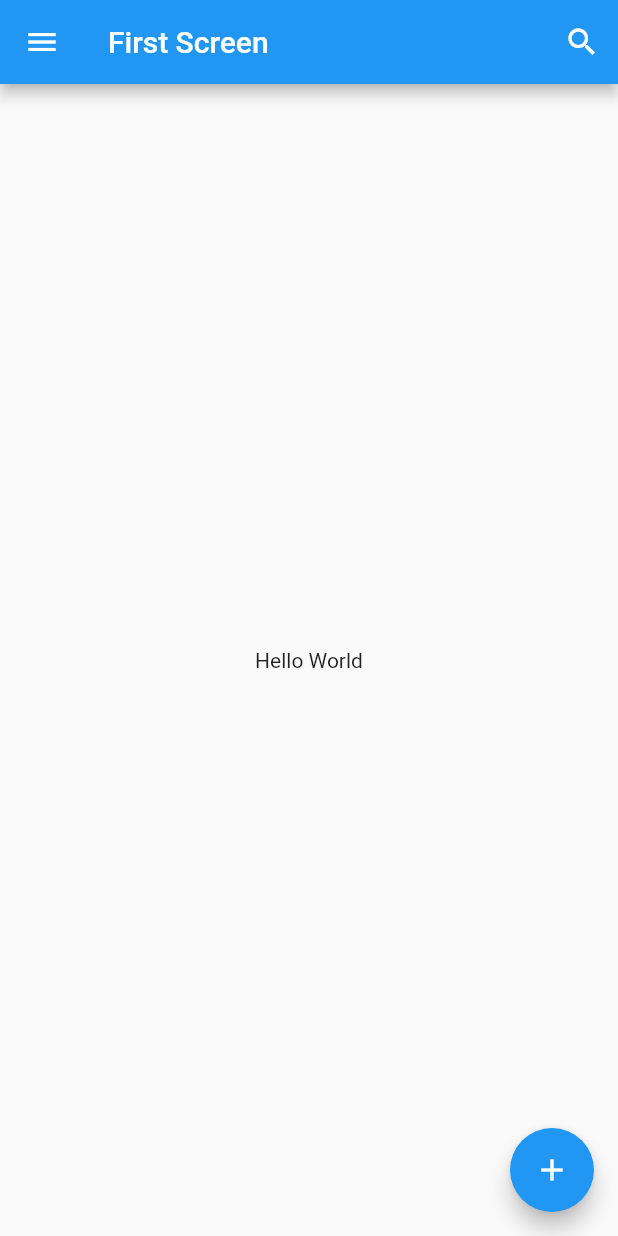
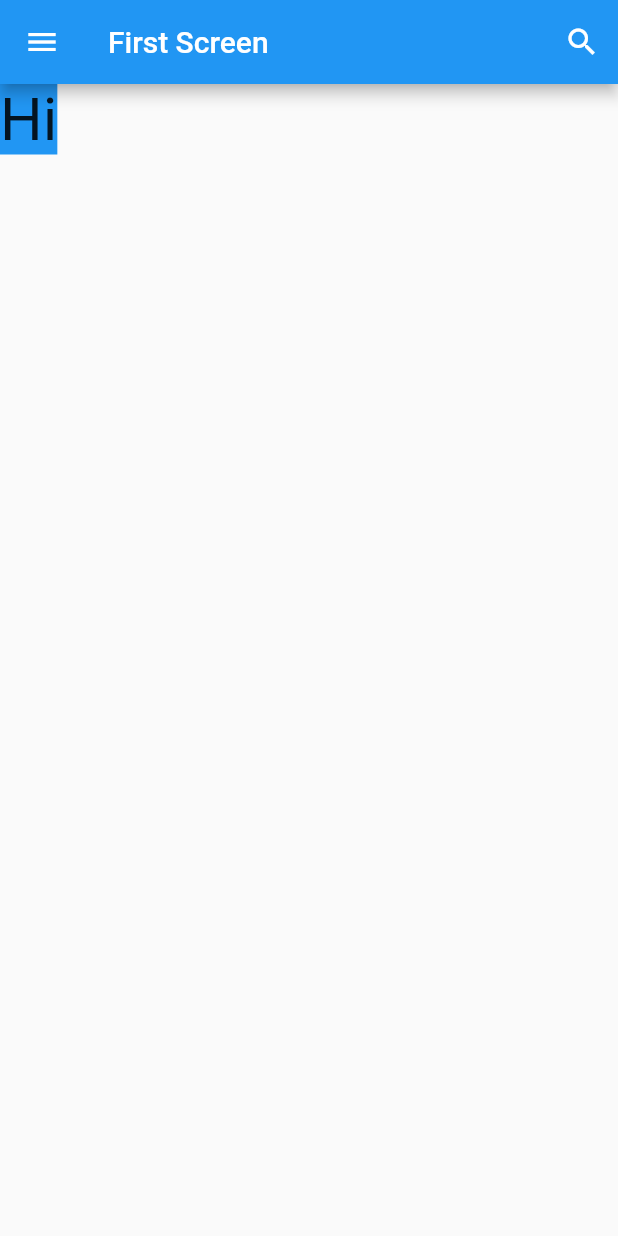
Before and after one commit to bayazidsustami/basic_training_flutter, a Flutter app: the screen it shows after launch, on a phone screen of 412 x 824 dp. Run offline on Flutter 3.47's test engine with Material 2 defaults, Android fonts, the phone set to English and light mode, and no system bars.

Commit message:
add container

```diff
--- a/lib/main.dart
+++ b/lib/main.dart
@@ -36,12 +36,9 @@ class FirstScreen extends StatelessWidget{
           )
         ],
       ),
-      body: Center(
-        child: Text('Hello World'),
-      ),
-      floatingActionButton: FloatingActionButton(
-        onPressed: () {  },
-        child: Icon(Icons.add),
+      body: Container(
+        child: Text('Hi', style: TextStyle(fontSize: 40),),
+        color: Colors.blue,
       ),
     );
   }
```
